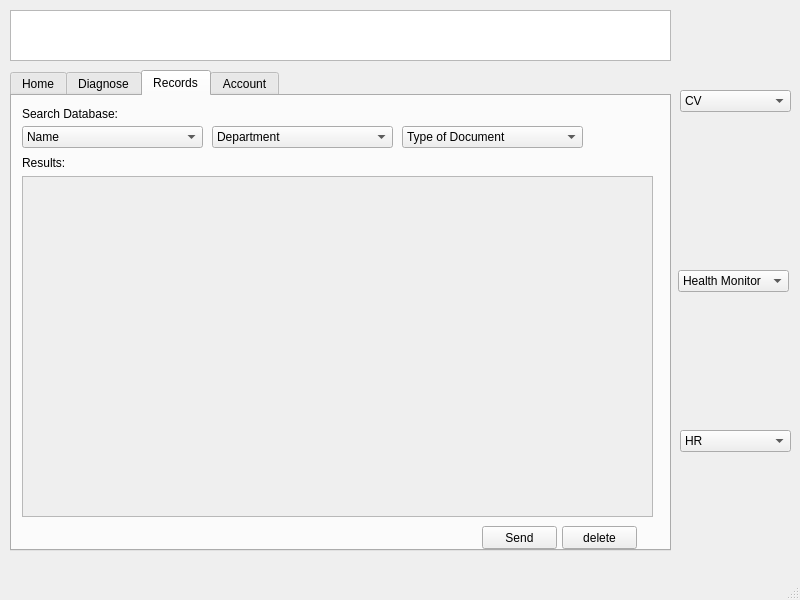
Before: the Qt Designer form head_user.ui in fjcamillo/DominionSwann, drawn with Qt 5.
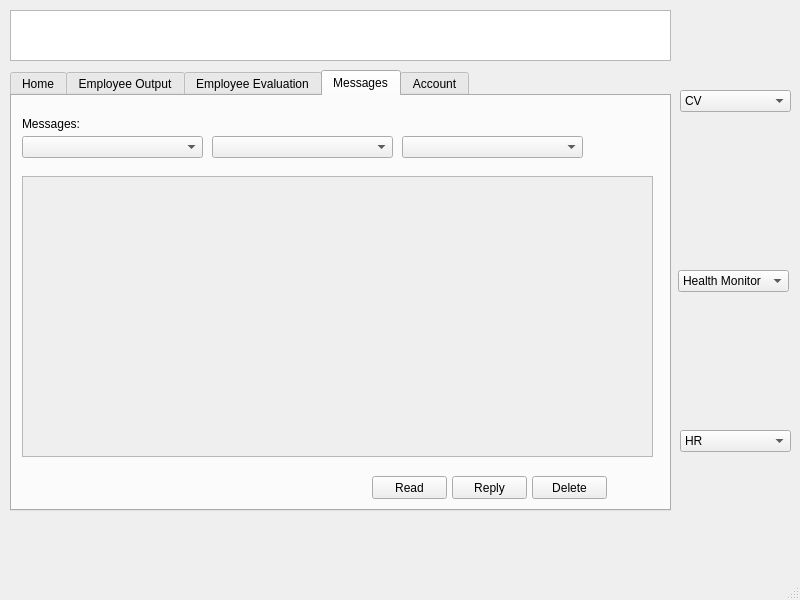
After: the same form once the commit is applied. The open tabs and pages were chosen to show the change.

Diff of the .ui file:
```diff
--- a/head_user.ui
+++ b/head_user.ui
@@ -20,7 +20,7 @@
       <x>10</x>
       <y>70</y>
       <width>661</width>
-      <height>481</height>
+      <height>441</height>
      </rect>
     </property>
     <property name="currentIndex">
@@ -46,7 +46,7 @@
     </widget>
     <widget class="QWidget" name="tab_2">
      <attribute name="title">
-      <string>Diagnose</string>
+      <string>Employee Output</string>
      </attribute>
      <widget class="QLabel" name="label_4">
       <property name="geometry">
@@ -210,7 +210,7 @@
     </widget>
     <widget class="QWidget" name="tab_4">
      <attribute name="title">
-      <string>Records</string>
+      <string>Employee Evaluation</string>
      </attribute>
      <widget class="QLabel" name="label_6">
       <property name="geometry">
@@ -289,7 +289,7 @@
         <x>10</x>
         <y>80</y>
         <width>631</width>
-        <height>341</height>
+        <height>331</height>
        </rect>
       </property>
       <property name="widgetResizable">
@@ -301,7 +301,7 @@
          <x>0</x>
          <y>0</y>
          <width>629</width>
-         <height>339</height>
+         <height>329</height>
         </rect>
        </property>
       </widget>
@@ -333,6 +333,116 @@
       </property>
      </widget>
     </widget>
+    <widget class="QWidget" name="tab_10">
+     <attribute name="title">
+      <string>Messages</string>
+     </attribute>
+     <widget class="QLabel" name="label_2">
+      <property name="geometry">
+       <rect>
+        <x>10</x>
+        <y>20</y>
+        <width>61</width>
+        <height>16</height>
+       </rect>
+      </property>
+      <property name="text">
+       <string>Messages:</string>
+      </property>
+     </widget>
+     <widget class="QComboBox" name="comboBox_10">
+      <property name="geometry">
+       <rect>
+        <x>10</x>
+        <y>40</y>
+        <width>181</width>
+        <height>22</height>
+       </rect>
+      </property>
+     </widget>
+     <widget class="QComboBox" name="comboBox_11">
+      <property name="geometry">
+       <rect>
+        <x>200</x>
+        <y>40</y>
+        <width>181</width>
+        <height>22</height>
+       </rect>
+      </property>
+     </widget>
+     <widget class="QComboBox" name="comboBox_12">
+      <property name="geometry">
+       <rect>
+        <x>390</x>
+        <y>40</y>
+        <width>181</width>
+        <height>22</height>
+       </rect>
+      </property>
+     </widget>
+     <widget class="QScrollArea" name="scrollArea_3">
+      <property name="geometry">
+       <rect>
+        <x>10</x>
+        <y>80</y>
+        <width>631</width>
+        <height>281</height>
+       </rect>
+      </property>
+      <property name="widgetResizable">
+       <bool>true</bool>
+      </property>
+      <widget class="QWidget" name="scrollAreaWidgetContents_3">
+       <property name="geometry">
+        <rect>
+         <x>0</x>
+         <y>0</y>
+         <width>629</width>
+         <height>279</height>
+        </rect>
+       </property>
+      </widget>
+     </widget>
+     <widget class="QPushButton" name="pushButton_4">
+      <property name="geometry">
+       <rect>
+        <x>360</x>
+        <y>380</y>
+        <width>75</width>
+        <height>23</height>
+       </rect>
+      </property>
+      <property name="text">
+       <string>Read</string>
+      </property>
+     </widget>
+     <widget class="QPushButton" name="pushButton_5">
+      <property name="geometry">
+       <rect>
+        <x>440</x>
+        <y>380</y>
+        <width>75</width>
+        <height>23</height>
+       </rect>
+      </property>
+      <property name="text">
+       <string>Reply</string>
+      </property>
+     </widget>
+     <widget class="QPushButton" name="pushButton_6">
+      <property name="geometry">
+       <rect>
+        <x>520</x>
+        <y>380</y>
+        <width>75</width>
+        <height>23</height>
+       </rect>
+      </property>
+      <property name="text">
+       <string>Delete</string>
+      </property>
+     </widget>
+    </widget>
     <widget class="QWidget" name="tab_3">
      <attribute name="title">
       <string>Account</string>
```
Left out of the diff: 73 changed lines with no effect on the pictures.
